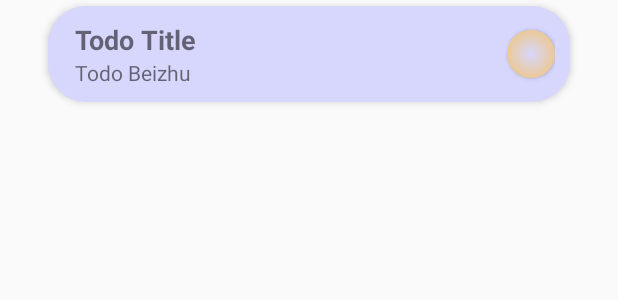
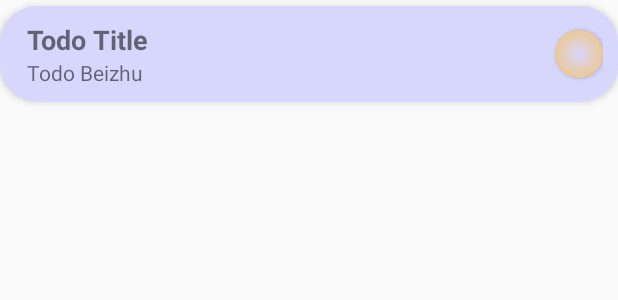
Before and after one commit to 17859762411/ToDoList, an Android app: the layout list_item_todo.xml on its own in the app's theme, with its tools: preview values and no code run, on a phone screen of 412 x 824 dp. Shown: the top 300 px of the screen. Run offline under Robolectric (Android 15) with nearby library versions, the phone set to English and light mode, and no system bars.

Commit message:
Update list_item_todo.xml

```diff
--- a/app/src/main/res/layout/list_item_todo.xml
+++ b/app/src/main/res/layout/list_item_todo.xml
@@ -6,8 +6,6 @@
     android:layout_height="wrap_content"
     android:layout_marginTop="4dp"
     android:layout_marginBottom="4dp"
-    android:layout_marginLeft="32dp"
-    android:layout_marginRight="32dp"
     android:background="@drawable/list_item"
     android:orientation="horizontal"
     android:elevation="3dp">
```
